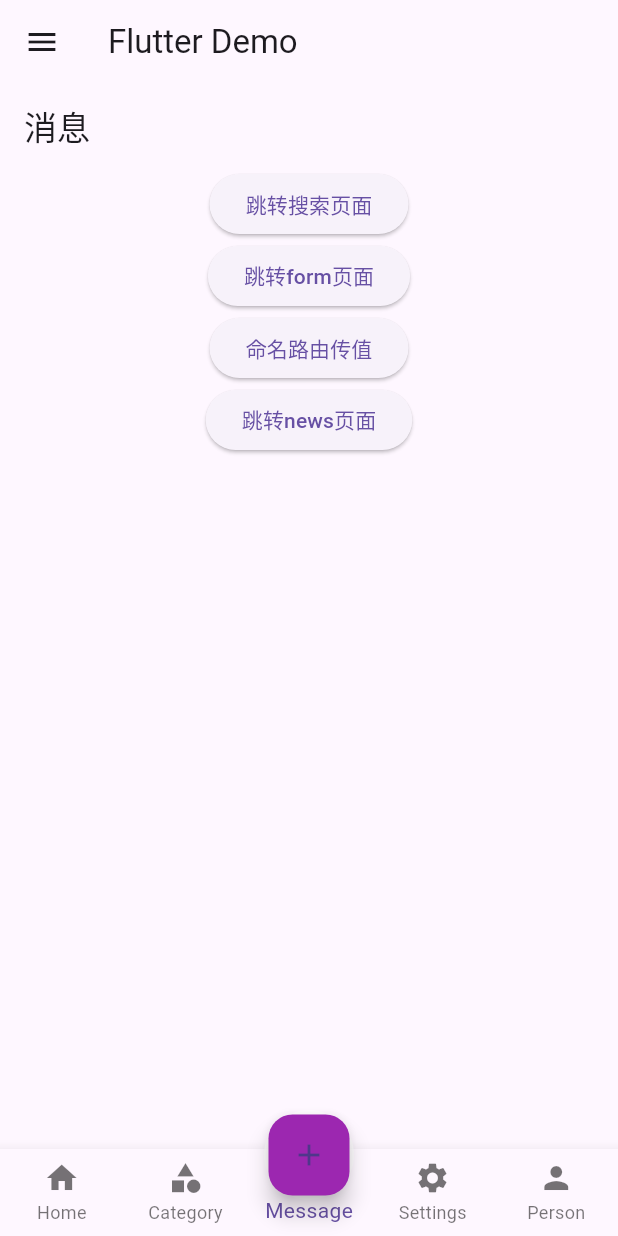
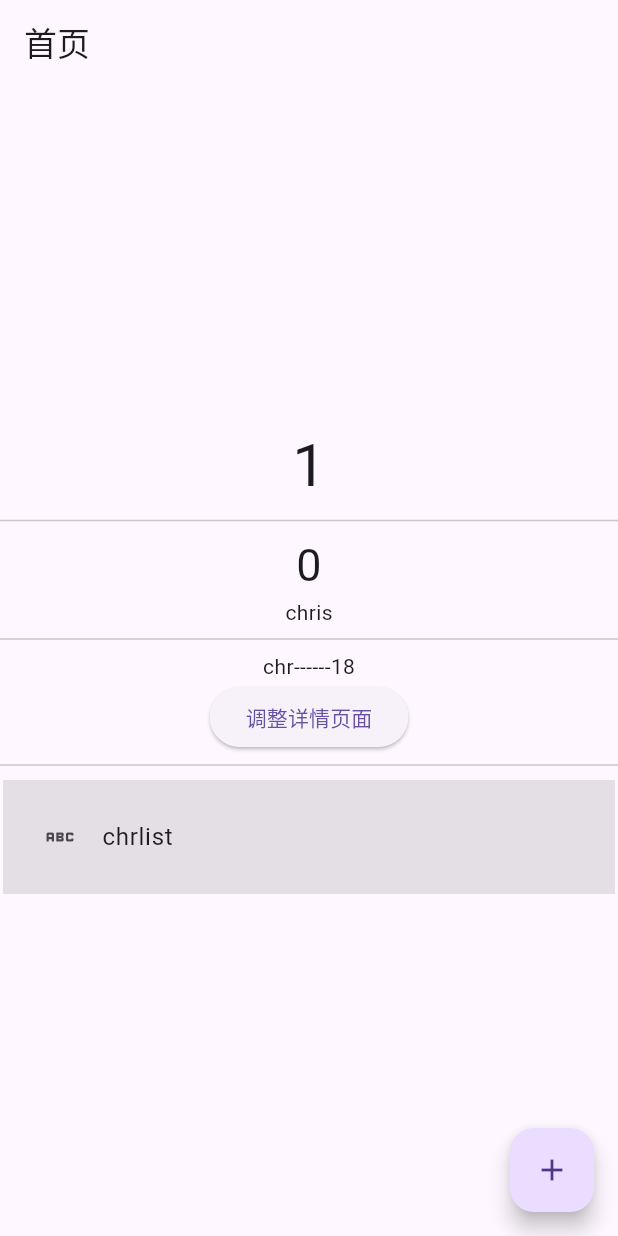
Before and after one commit to kingcwt/helloFlutter, a Flutter app: the screen it shows after launch, after a tap on the "add" icon, on a phone screen of 412 x 824 dp. Run offline on Flutter 3.47's test engine with Material 3 defaults, Android fonts, the phone set to English and light mode, and no system bars; our stand-ins replace fluttertoast, get, photo_view.

```diff
--- /dev/null
+++ b/lib/controllers/counter.dart
@@ -0,0 +1,15 @@
+import 'package:get/get.dart';
+
+class CounterController extends GetxController {
+  var count = 0.obs;
+
+  inc() {
+    count.value++;
+    update();
+  }
+
+  dec() {
+    count.value--;
+    update();
+  }
+}
--- a/lib/main.dart
+++ b/lib/main.dart
@@ -1,37 +1,100 @@
-// router 导航 swiper 缓存 入口文件
 import 'package:flutter/material.dart';
-import 'package:flutter2/pages/getForm.dart';
-import 'package:flutter2/routes/routes.dart';
-import 'package:get/route_manager.dart';
-
-import '../pages/tabs.dart';
-import '../pages/form.dart';
-import '../pages/news.dart';
-import '../pages/search.dart';
-import '../pages/hero.dart';
+import 'package:flutter2/controllers/counter.dart';
+import 'package:flutter2/pages/detail.dart';
+import 'package:get/get.dart';
+import './pages/Animal.dart';
 
 void main() {
-  runApp(const MyApp());
+  runApp(GetMaterialApp(
+    debugShowCheckedModeBanner: false,
+    theme: ThemeData(
+      primarySwatch: Colors.blue,
+    ),
+    home: MyHomePage(),
+    getPages: [
+      GetPage(
+        name: '/detail',
+        page: () => const DetailPage(),
+        // transition: Transition.fadeIn
+      ),
+    ],
+  ));
 }
 
-class MyApp extends StatefulWidget {
-  const MyApp({super.key});
+class MyHomePage extends StatelessWidget {
+  final RxInt count = 0.obs;
+  final RxString username = 'chris'.obs;
+  final RxList list = ['chrlist'].obs;
+  var a = Animal('chr', 18).obs;
+
+  MyHomePage({super.key});
+
+  // 创建控制器实例
+  CounterController counterController = Get.put(CounterController());
 
   @override
-  State<MyApp> createState() => _MyAppState();
-}
+  Widget build(BuildContext context) {
+    return Scaffold(
+        appBar: AppBar(
+          title: const Text('首页'),
+        ),
+        body: Center(
+          child: Column(
+            mainAxisAlignment: MainAxisAlignment.center,
+            children: [
+              Obx(() => Text(
+                    '${counterController.count}',
+                    style: const TextStyle(fontSize: 40),
+                  )),
+              const Divider(),
+              Obx(() => Text(
+                    '${count.value}',
+                    style: const TextStyle(fontSize: 30),
+                  )),
+              Obx(() => Text(
+                    '${username.value}',
+                  )),
+              const Divider(),
+              Obx(() => Text(
+                    '${a.value.username}------${a.value.age}',
+                  )),
+              ElevatedButton(
+                  onPressed: () {
+                    Get.toNamed('/detail');
+                  },
+                  child: const Text('调整详情页面')),
+              const Divider(),
+              Obx(() {
+                return Column(
+                  mainAxisAlignment: MainAxisAlignment.center,
+                  children: list
+                      .map((element) => Container(
+                            padding: const EdgeInsets.all(10),
+                            color: Colors.black.withOpacity(0.1),
+                            margin: const EdgeInsets.all(2),
+                            child: ListTile(
+                              leading: const Icon(Icons.abc),
+                              title: Text(element),
+                            ),
+                          ))
+                      .toList(),
+                );
+              })
+            ],
+          ),
+        ),
+        floatingActionButton: FloatingActionButton(
+            child: const Icon(Icons.add),
+            onPressed: () {
+              counterController.inc();
+              // count.value++;
+              // username.value = 'chris${count.value}';
+              // list.add('chr${count.value}');
 
-class _MyAppState extends State<MyApp> {
-  @override
-  Widget build(BuildContext context) {
-    return GetMaterialApp(
-      debugShowCheckedModeBanner: false,
-      theme: ThemeData(primarySwatch: Colors.purple),
-      // home: const Tabs(),
-      initialRoute: '/',
-      // onGenerateRoute: onGenerateRoute,
-      defaultTransition: Transition.rightToLeft,
-      getPages: AppPage.routes,
-    );
+              // //
+              // a.value.username = 'chr${count.value}';
+              // a.value.age = count.value;
+              // a.value = Animal('111', 89);
+            }));
   }
 }
--- /dev/null
+++ b/lib/pages/Animal.dart
@@ -0,0 +1,7 @@
+import 'package:get/get.dart';
+
+class Animal {
+  String username;
+  int age;
+  Animal(this.username, this.age);
+}
--- /dev/null
+++ b/lib/pages/detail.dart
@@ -0,0 +1,42 @@
+import 'package:flutter/material.dart';
+import 'package:get/get.dart';
+import 'package:flutter2/controllers/counter.dart';
+
+class DetailPage extends StatefulWidget {
+  const DetailPage({super.key});
+
+  @override
+  State<DetailPage> createState() => _DetailPageState();
+}
+
+class _DetailPageState extends State<DetailPage> {
+  CounterController counterController = Get.find();
+
+  @override
+  Widget build(BuildContext context) {
+    return Scaffold(
+      appBar: AppBar(
+        title: const Text('详情页'),
+      ),
+      floatingActionButton: FloatingActionButton(
+          child: const Icon(Icons.add),
+          onPressed: () {
+            counterController.inc();
+          }),
+      body: Container(
+        width: double.infinity,
+        padding: const EdgeInsets.all(10),
+        child: Column(
+          mainAxisAlignment: MainAxisAlignment.center,
+          crossAxisAlignment: CrossAxisAlignment.center,
+          children: [
+            Obx(() => Text(
+                  '详情页----${counterController.count}',
+                  style: const TextStyle(fontSize: 30),
+                )),
+          ],
+        ),
+      ),
+    );
+  }
+}
```
Also changed, not shown: libDemo/mainReact.0_0_9.dart (added, +37 -0 lines).
